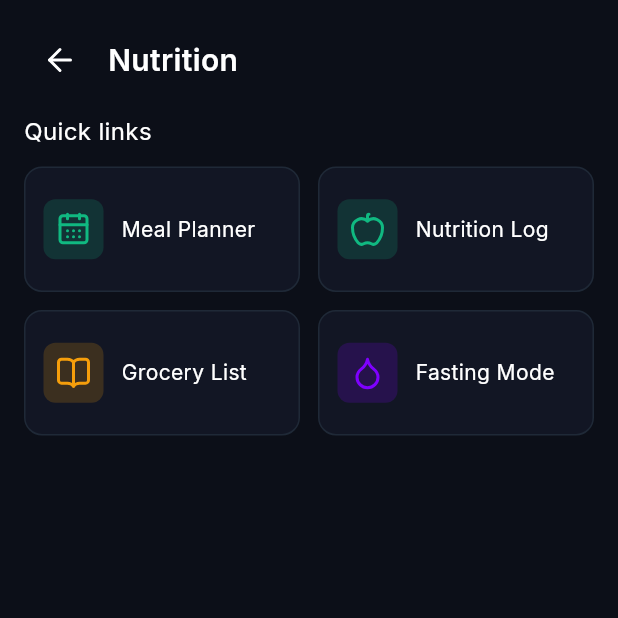
After one commit to nrbns/tru-mobile, a Flutter app: the NutritionHubScreen screen opened by its route, on a phone screen of 412 x 824 dp, the top half of it. The commit adds this screen. Run offline on Flutter 3.47's test engine with Material 3 defaults, Android fonts, the phone set to English and light mode, and no system bars; our stand-ins replace cloud_firestore, cloud_functions, firebase_auth, firebase_core, firebase_crashlytics, firebase_messaging and 17 more; missing offline and left inert: flutter_barcode_scanner, record; accounts and stored records are empty; network calls fail.

Commit message:
chore: functions - fix index config and dedupe chat/domain functions; flutter: nutrition auth guards, route fixes, and analyzer cleanups

```diff
--- a/lib/core/utils/lucide_compat.dart
+++ b/lib/core/utils/lucide_compat.dart
@@ -24,6 +24,9 @@ class LucideIcons {
   static const IconData trophy = orig.LucideIcons.trophy;
   static const IconData trendingUp = orig.LucideIcons.trendingUp;
   static const IconData droplet = orig.LucideIcons.droplet;
+  // Nutrition-related icons
+  static const IconData nutrition = orig.LucideIcons.apple;
+  static const IconData mealPlanner = orig.LucideIcons.calendarDays;
   static const IconData zap = orig.LucideIcons.zap;
   static const IconData award = orig.LucideIcons.award;
   static const IconData dumbbell = orig.LucideIcons.dumbbell;
--- a/lib/main.dart
+++ b/lib/main.dart
@@ -59,6 +59,13 @@ import 'screens/workout/ar_assist_screen.dart';
 import 'screens/workout/workout_generator_wizard_screen.dart';
 import 'screens/nutrition/grocery_list_screen.dart';
 import 'screens/nutrition/fasting_mode_screen.dart';
+import 'screens/nutrition/nutrition_hub_screen.dart';
+import 'screens/home/comprehensive_dashboard_screen.dart';
+import 'screens/analytics/enhanced_analytics_screen.dart';
+// removed unused imports: community_feed_screen, subscription_screen, wisdom_reflection_screen
+import 'screens/workout/workout_action_screen.dart';
+import 'screens/workout/workout_log_screen.dart';
+import 'screens/nutrition/nutrition_log_with_snap_screen.dart';
 
 void main() async {
   WidgetsFlutterBinding.ensureInitialized();
@@ -162,11 +169,72 @@ final GoRouter _router = GoRouter(
               path: 'ar-assist',
               builder: (context, state) => const ARAssistScreen(),
             ),
+            GoRoute(
+              path: 'action',
+              builder: (context, state) {
+                // Parse required parameters from query params or state.extra
+                final qp = state.uri.queryParameters;
+                final workoutId = qp['workoutId'] ?? '';
+                final workoutName = qp['workoutName'] ?? 'Workout';
+                final duration = qp['duration'] ?? '';
+                final difficulty = qp['difficulty'] ?? '';
+                final calories = qp['calories'] ?? '';
+                final emoji = qp['emoji'] ?? '';
+                // Allow passing exercises via state.extra as either a List or a Map containing 'exercises'
+                List<Map<String, dynamic>>? exercises;
+                final extra = state.extra;
+                if (extra is Map<String, dynamic> &&
+                    extra['exercises'] is List) {
+                  exercises = List<Map<String, dynamic>>.from(
+                      extra['exercises'] as List);
+                } else if (extra is List) {
+                  exercises = List<Map<String, dynamic>>.from(extra);
+                }
+
+                return WorkoutActionScreen(
+                  workoutId: workoutId,
+                  workoutName: workoutName,
+                  duration: duration,
+                  difficulty: difficulty,
+                  calories: calories,
+                  emoji: emoji,
+                  exercises: exercises,
+                );
+              },
+            ),
+            GoRoute(
+              path: 'log',
+              builder: (context, state) {
+                final workoutPlanId =
+                    state.uri.queryParameters['workoutPlanId'] ?? '';
+                List<Map<String, dynamic>> exercises = [];
+                final extra = state.extra;
+                if (extra is Map<String, dynamic> &&
+                    extra['exercises'] is List) {
+                  exercises = List<Map<String, dynamic>>.from(
+                      extra['exercises'] as List);
+                } else if (extra is List) {
+                  exercises = List<Map<String, dynamic>>.from(extra);
+                }
+                return WorkoutLogScreen(
+                  workoutPlanId: workoutPlanId,
+                  exercises: exercises,
+                );
+              },
+            ),
           ],
         ),
         GoRoute(
           path: 'water-tracker',
           builder: (context, state) => const WaterTrackerScreen(),
+        ),
+        GoRoute(
+          path: 'comprehensive-dashboard',
+          builder: (context, state) => const ComprehensiveDashboardScreen(),
+        ),
+        GoRoute(
+          path: 'enhanced-analytics',
+          builder: (context, state) => const EnhancedAnalyticsScreen(),
         ),
         GoRoute(
           path: 'weekly-progress',
@@ -177,8 +245,20 @@ final GoRouter _router = GoRouter(
           builder: (context, state) => const ChatbotScreen(),
         ),
         GoRoute(
+          path: 'nutrition-log-snap',
+          builder: (context, state) => const NutritionLogWithSnapScreen(),
+        ),
+        GoRoute(
           path: 'nutrition-log',
           builder: (context, state) => const NutritionLogScreen(),
+        ),
+        GoRoute(
+          path: 'meal-planner',
+          builder: (context, state) => const AIMealPlannerScreen(),
+        ),
+        GoRoute(
+          path: 'nutrition',
+          builder: (context, state) => const NutritionHubScreen(),
         ),
         GoRoute(
           path: 'meal-planner',
--- a/lib/screens/analytics/enhanced_analytics_screen.dart
+++ b/lib/screens/analytics/enhanced_analytics_screen.dart
@@ -93,7 +93,7 @@ class EnhancedAnalyticsScreen extends ConsumerWidget {
                             _buildCorrelationItem(
                               'Nutrition',
                               correlations['nutrition'] ?? 0.0,
-                              LucideIcons.apple,
+                              LucideIcons.nutrition,
                               AppColors.nutritionColor,
                             ),
                             const SizedBox(height: 12),
--- a/lib/screens/home/comprehensive_dashboard_screen.dart
+++ b/lib/screens/home/comprehensive_dashboard_screen.dart
@@ -560,14 +560,14 @@ class ComprehensiveDashboardScreen extends ConsumerWidget {
             _buildQuickActionButton(
               context,
               'Nutrition',
-              LucideIcons.utensils,
+              LucideIcons.nutrition,
               AppColors.nutritionColor,
               () => context.push('/home/nutrition-log'),
             ),
             _buildQuickActionButton(
               context,
               'Meal Plan',
-              LucideIcons.sandwich,
+              LucideIcons.mealPlanner,
               AppColors.warning,
               () => context.push('/home/meal-planner'),
             ),
--- a/lib/screens/nutrition/ai_meal_planner_screen.dart
+++ b/lib/screens/nutrition/ai_meal_planner_screen.dart
@@ -76,7 +76,7 @@ class AIMealPlannerScreen extends ConsumerWidget {
                                   padding: const EdgeInsets.only(bottom: 8),
                                   child: Row(
                                     children: [
-                                      const Icon(LucideIcons.utensils,
+                                      const Icon(LucideIcons.mealPlanner,
                                           color: AppColors.primary, size: 18),
                                       const SizedBox(width: 8),
                                       Expanded(
--- a/lib/screens/nutrition/meal_plan_screen.dart
+++ b/lib/screens/nutrition/meal_plan_screen.dart
@@ -83,7 +83,7 @@ class _MealPlanScreenState extends ConsumerState<MealPlanScreen> {
                       child: Column(
                         mainAxisAlignment: MainAxisAlignment.center,
                         children: [
-                          Icon(LucideIcons.utensils,
+                          Icon(LucideIcons.mealPlanner,
                               color: Colors.grey[600], size: 64),
                           const SizedBox(height: 16),
                           Text(
@@ -296,7 +296,7 @@ class _MealPlanScreenState extends ConsumerState<MealPlanScreen> {
       case 'dinner':
         return LucideIcons.moon;
       default:
-        return LucideIcons.utensils;
+        return LucideIcons.mealPlanner;
     }
   }
 
--- /dev/null
+++ b/lib/screens/nutrition/nutrition_hub_screen.dart
@@ -0,0 +1,98 @@
+import 'package:flutter/material.dart';
+import 'package:truresetx/core/utils/lucide_compat.dart';
+import 'package:go_router/go_router.dart';
+import '../../theme/app_colors.dart';
+
+class NutritionHubScreen extends StatelessWidget {
+  const NutritionHubScreen({super.key});
+
+  @override
+  Widget build(BuildContext context) {
+    return Scaffold(
+      backgroundColor: AppColors.background,
+      body: SafeArea(
+        child: Padding(
+          padding: const EdgeInsets.all(16.0),
+          child: Column(
+            crossAxisAlignment: CrossAxisAlignment.start,
+            children: [
+              Row(
+                children: [
+                  IconButton(
+                    icon:
+                        const Icon(LucideIcons.arrowLeft, color: Colors.white),
+                    onPressed: () => context.pop(),
+                  ),
+                  const SizedBox(width: 8),
+                  const Expanded(
+                    child: Text(
+                      'Nutrition',
+                      style: TextStyle(
+                        fontSize: 20,
+                        fontWeight: FontWeight.w600,
+                        color: Colors.white,
+                      ),
+                    ),
+                  ),
+                ],
+              ),
+              const SizedBox(height: 12),
+              const Text('Quick links',
+                  style: TextStyle(color: Colors.white, fontSize: 16)),
+              const SizedBox(height: 12),
+              GridView.count(
+                shrinkWrap: true,
+                physics: const NeverScrollableScrollPhysics(),
+                crossAxisCount: 2,
+                mainAxisSpacing: 12,
+                crossAxisSpacing: 12,
+                childAspectRatio: 2.2,
+                children: [
+                  _tile(context, 'Meal Planner', LucideIcons.mealPlanner,
+                      AppColors.nutritionColor, '/home/meal-planner'),
+                  _tile(context, 'Nutrition Log', LucideIcons.nutrition,
+                      AppColors.success, '/home/nutrition-log'),
+                  _tile(context, 'Grocery List', LucideIcons.bookOpen,
+                      AppColors.warning, '/home/grocery-list'),
+                  _tile(context, 'Fasting Mode', LucideIcons.droplet,
+                      AppColors.secondary, '/home/fasting-mode'),
+                ],
+              ),
+            ],
+          ),
+        ),
+      ),
+    );
+  }
+
+  Widget _tile(BuildContext context, String label, IconData icon, Color color,
+      String route) {
+    return GestureDetector(
+      onTap: () => context.push(route),
+      child: Container(
+        padding: const EdgeInsets.all(12),
+        decoration: BoxDecoration(
+          color: AppColors.surface,
+          borderRadius: BorderRadius.circular(12),
+          border: Border.all(color: AppColors.border),
+        ),
+        child: Row(
+          children: [
+            Container(
+              width: 40,
+              height: 40,
+              decoration: BoxDecoration(
+                  color: color.withAlpha((0.18 * 255).round()),
+                  borderRadius: BorderRadius.circular(8)),
+              child: Icon(icon, color: color),
+            ),
+            const SizedBox(width: 12),
+            Expanded(
+                child:
+                    Text(label, style: const TextStyle(color: Colors.white))),
+          ],
+        ),
+      ),
+    );
+  }
+}
--- a/lib/widgets/nav_bar.dart
+++ b/lib/widgets/nav_bar.dart
@@ -54,6 +54,18 @@ class NavBar extends ConsumerWidget {
                 onTap: () {
                   ref.read(appStateProvider.notifier).setCurrentTab('spirit');
                   context.go('/spirit');
+                },
+              ),
+              _NavItem(
+                icon: LucideIcons.nutrition,
+                label: 'Nutrition',
+                route: '/home/nutrition',
+                isActive: currentTab == 'nutrition',
+                onTap: () {
+                  ref
+                      .read(appStateProvider.notifier)
+                      .setCurrentTab('nutrition');
+                  context.go('/home/nutrition');
                 },
               ),
               _NavItem(
--- a/lib/widgets/quick_actions.dart
+++ b/lib/widgets/quick_actions.dart
@@ -24,14 +24,14 @@ class QuickActions extends StatelessWidget {
     _ActionItem(
       id: 'nutrition-log',
       label: 'Nutrition',
-      icon: LucideIcons.utensils,
+      icon: LucideIcons.nutrition,
       color: AppColors.success,
       route: '/home/nutrition-log',
     ),
     _ActionItem(
       id: 'meal-planner',
       label: 'Meal Plan',
-      icon: LucideIcons.sandwich,
+      icon: LucideIcons.mealPlanner,
       color: AppColors.warning,
       route: '/home/meal-planner',
     ),
```
Also changed, not shown: lib/core/providers/nutrition_provider.dart (+20 -3 lines), lib/core/services/blade_api_service.dart (+8 -2 lines), lib/screens/nutrition/nutrition_log_screen.dart (+38 -1 lines), lib/screens/profile/notifications_settings_screen.dart (+19 -11 lines), 4 other files.
